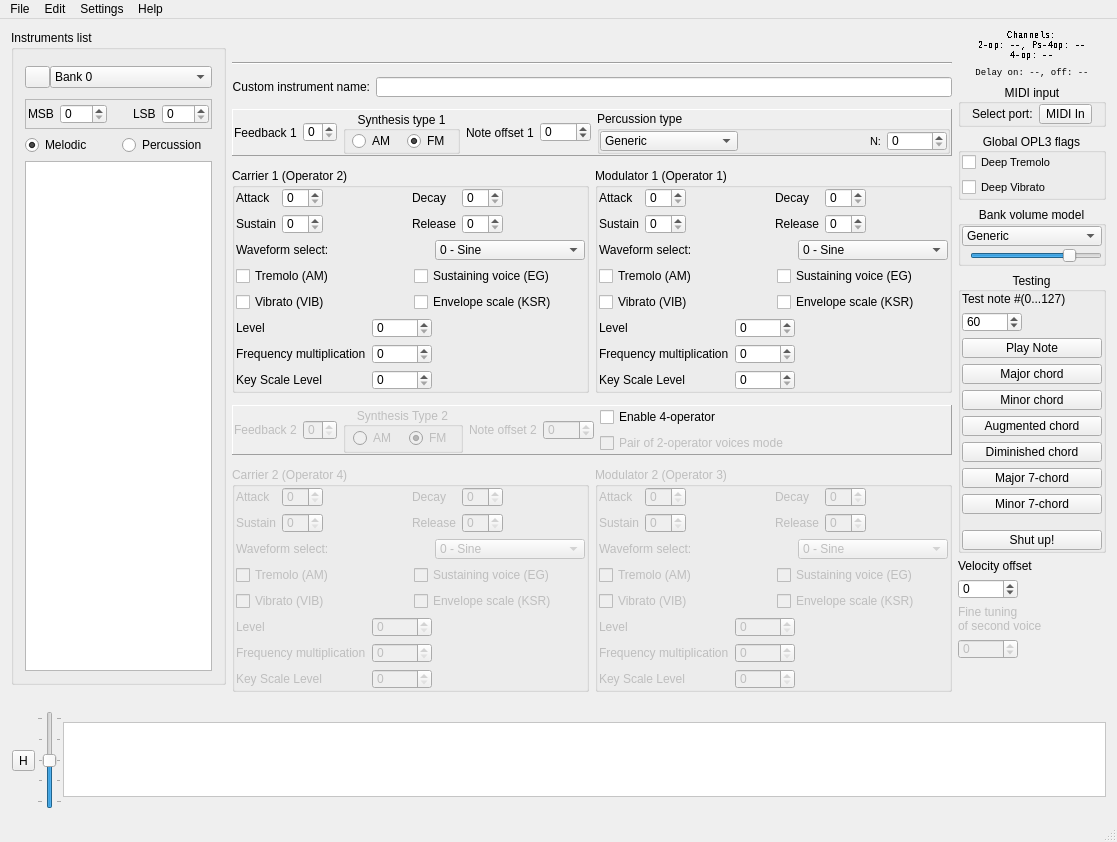
First picture: the form in src/bank_editor.ui, repository Wohlstand/OPL3BankEditor, before the edit.
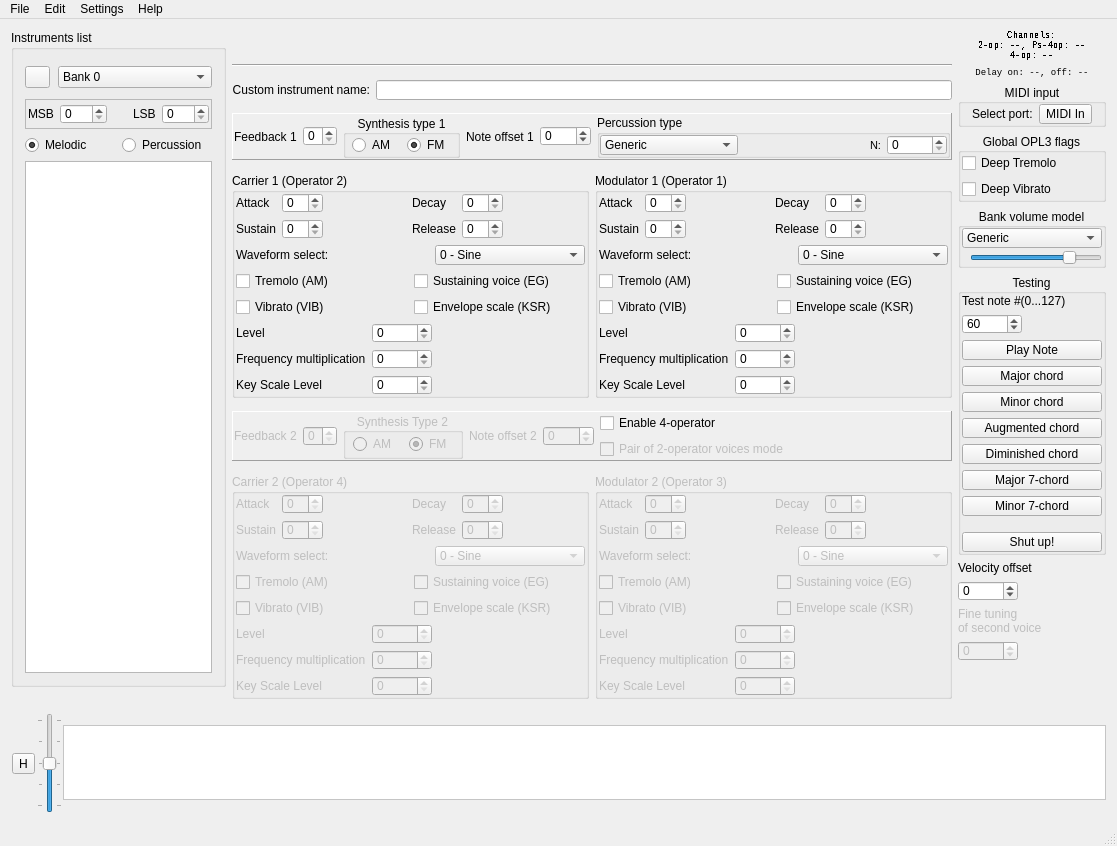
Second picture: the form after the edit. Icons and pictures are not drawn. Custom widgets are drawn as their Qt base class.

Commit message: macOS build and main form fixes

```diff
--- a/src/bank_editor.ui
+++ b/src/bank_editor.ui
@@ -10,7 +10,7 @@
     <x>0</x>
     <y>0</y>
     <width>1117</width>
-    <height>842</height>
+    <height>846</height>
    </rect>
   </property>
   <property name="focusPolicy">
@@ -104,7 +104,7 @@
                </property>
                <layout class="QHBoxLayout" name="horizontalLayout_3" stretch="0,1000">
                 <property name="spacing">
-                 <number>0</number>
+                 <number>8</number>
                 </property>
                 <property name="leftMargin">
                  <number>0</number>
@@ -140,6 +140,9 @@
                 </item>
                 <item>
                  <widget class="QComboBox" name="bank_no">
+                  <property name="frame">
+                   <bool>true</bool>
+                  </property>
                   <item>
                    <property name="text">
                     <string>Bank 0</string>
@@ -2852,11 +2855,6 @@
                  <height>20</height>
                 </size>
                </property>
-               <property name="font">
-                <font>
-                 <pointsize>8</pointsize>
-                </font>
-               </property>
                <property name="toolTip">
                 <string>&lt;html&gt;&lt;head/&gt;&lt;body&gt;&lt;p&gt;&lt;span style=&quot; font-weight:600;&quot;&gt;Tremolo (Amplitude Vibrato) Depth.&lt;br/&gt;&lt;/span&gt;&lt;span style=&quot; text-decoration: underline;&quot;&gt;Unchecked&lt;/span&gt; = 1.0dB,&lt;br/&gt;&lt;span style=&quot; text-decoration: underline;&quot;&gt;Checked&lt;/span&gt; = 4.8dB.&lt;/p&gt;&lt;p&gt;(Effect taking for instruments where tremolo flag is used)&lt;/p&gt;&lt;/body&gt;&lt;/html&gt;</string>
                </property>
@@ -2873,11 +2871,6 @@
                  <height>20</height>
                 </size>
                </property>
-               <property name="font">
-                <font>
-                 <pointsize>8</pointsize>
-                </font>
-               </property>
                <property name="toolTip">
                 <string>&lt;html&gt;&lt;head/&gt;&lt;body&gt;&lt;p&gt;&lt;span style=&quot; font-weight:600;&quot;&gt;Frequency Vibrato Depth.&lt;br/&gt;&lt;/span&gt;&lt;span style=&quot; text-decoration: underline;&quot;&gt;Unchecked&lt;/span&gt; = 7 cents,&lt;br/&gt;&lt;span style=&quot; text-decoration: underline;&quot;&gt;Checked&lt;/span&gt; = 14 cents.&lt;/p&gt;&lt;p&gt;&lt;span style=&quot; font-style:italic;&quot;&gt;A &amp;quot;cent&amp;quot; is 1/100 of a semi-tone.&lt;/span&gt;&lt;/p&gt;&lt;p&gt;(Effect taking for instruments where vibrato flag is used)&lt;/p&gt;&lt;/body&gt;&lt;/html&gt;</string>
                </property>
@@ -3164,7 +3157,7 @@
                 <enum>Qt::Vertical</enum>
                </property>
                <property name="sizeType">
-                <enum>QSizePolicy::Fixed</enum>
+                <enum>QSizePolicy::Maximum</enum>
                </property>
                <property name="sizeHint" stdset="0">
                 <size>
```
Left out of the diff: 2 changed lines with no effect on the pictures. The commit also changes 2 other files.
